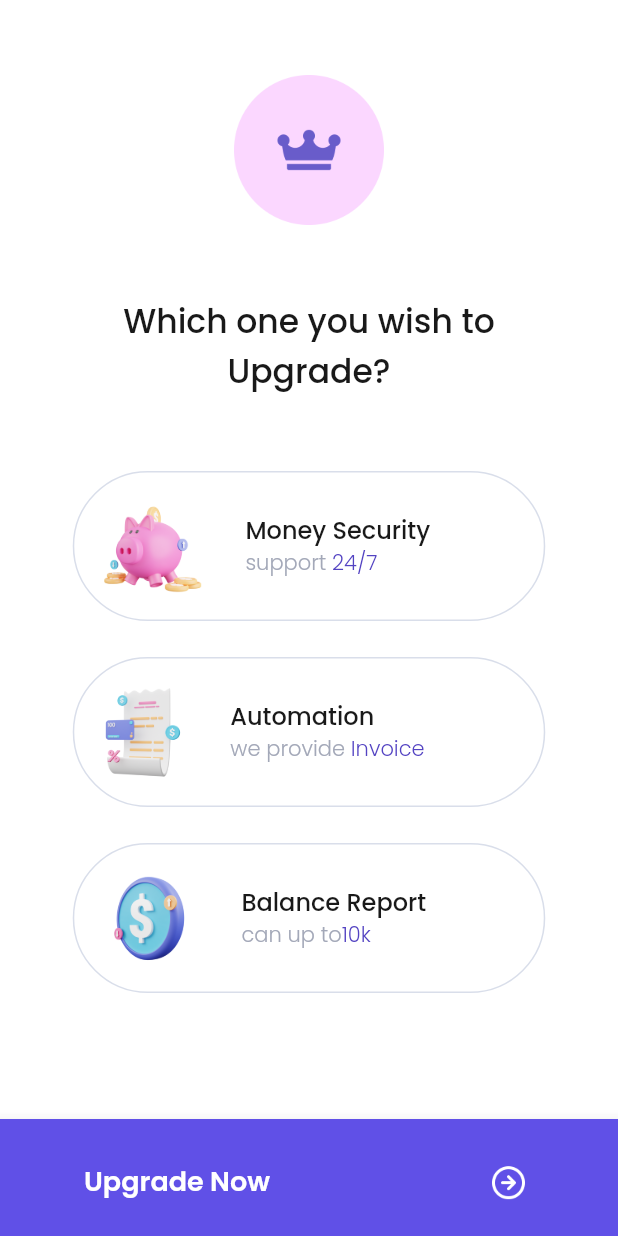
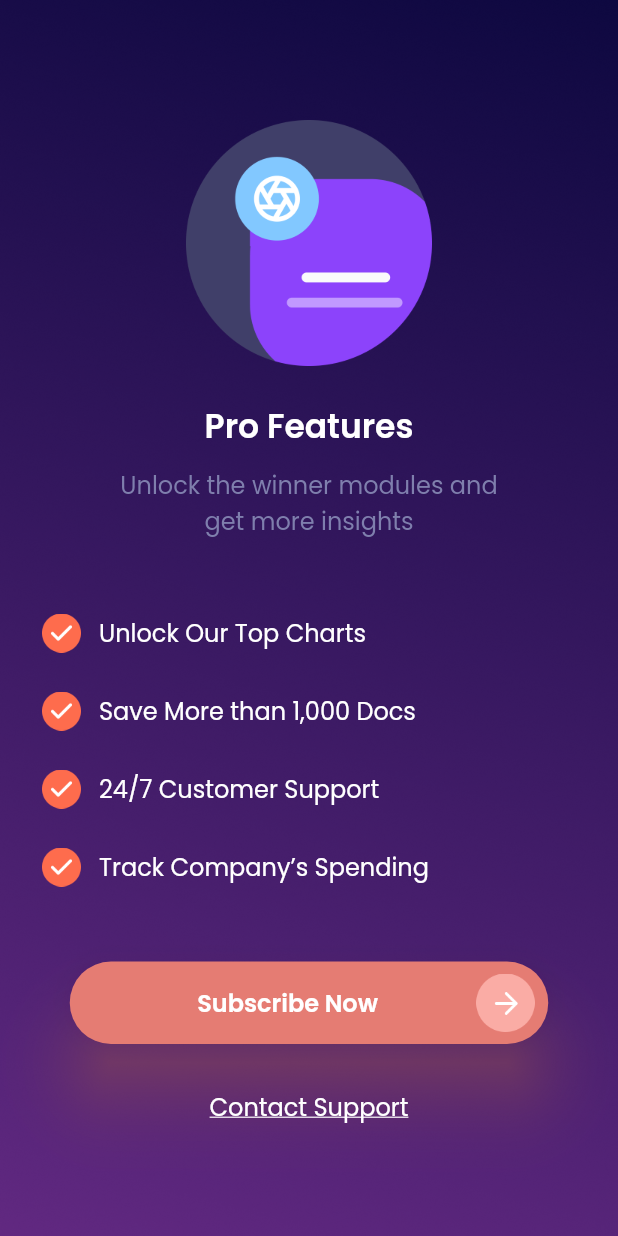
Before and after one commit to RaveNewt/first-flutter-app, a Flutter app: the screen it shows after launch, on a phone screen of 412 x 824 dp. Run offline on Flutter 3.47's test engine with Material 2 defaults, Android fonts, the phone set to English and light mode, and no system bars; our stand-ins replace google_fonts.

Commit message:
add pricing page 2 style

```diff
--- a/lib/main.dart
+++ b/lib/main.dart
@@ -4,6 +4,7 @@ import 'package:travel_app/pages/empty_v2.dart';
 import 'package:travel_app/pages/first_signin.dart';
 import 'package:travel_app/pages/first_started.dart';
 import 'package:travel_app/pages/pricing_1.dart';
+import 'package:travel_app/pages/pricing_2.dart';
 import 'package:travel_app/pages/rating2.dart';
 import 'package:travel_app/pages/rating_1.dart';
 import 'package:travel_app/pages/second_signin.dart';
@@ -18,7 +19,7 @@ class TravelApp extends StatelessWidget {
   Widget build(BuildContext context) {
     return MaterialApp(
       debugShowCheckedModeBanner: false,
-      home: PricingV1(),
+      home: PricingV2(),
     );
   }
 }
--- /dev/null
+++ b/lib/pages/pricing_2.dart
@@ -0,0 +1,161 @@
+import 'package:flutter/cupertino.dart';
+import 'package:flutter/material.dart';
+import 'package:google_fonts/google_fonts.dart';
+
+class PricingV2 extends StatelessWidget {
+
+  @override
+  Widget build(BuildContext context) {
+    return Scaffold(
+      body: Stack(
+        children: [
+          Container(
+            decoration: BoxDecoration(
+              image: DecorationImage(
+                image: AssetImage('assets/background_linear.png'),
+                fit: BoxFit.cover,
+              ),
+            ),
+          ),
+          Padding(
+            padding: const EdgeInsets.only(top:80.0, left: 28, right:28),
+            child: Column(
+              children: [
+                Center(
+                  child: Image.asset('assets/pro.png', width: 164,)
+                ),
+                SizedBox(height: 24,),
+                Text(
+                  'Pro Features',
+                  style: GoogleFonts.poppins(
+                    color: Color(0xffFFFFFF),
+                    fontWeight: FontWeight.w600,
+                    fontSize: 22,
+                  ),
+                ),
+                SizedBox(height: 10,),
+                Padding(
+                  padding: const EdgeInsets.only(left:40.0, right: 40),
+                  child: Text(
+                    'Unlock the winner modules and get more insights',
+                    style: GoogleFonts.poppins(
+                      color: Color(0xff7F7FAD),
+                      fontSize: 16,
+                    ),
+                    textAlign: TextAlign.center,
+                  ),
+                ),
+                Padding(
+                  padding: const EdgeInsets.only(top:50.0),
+                  child: Column(
+                    children: [
+                      Row(
+                        children: [
+                          Image.asset('assets/orange_check.png', width: 26,),
+                          SizedBox(width: 12,),
+                          Text(
+                            'Unlock Our Top Charts',
+                            style: GoogleFonts.poppins(
+                              color: Color.fromARGB(255, 255, 255, 255),
+                              fontSize: 16,
+                            ),
+                          ),
+                        ],
+                      ),
+                      SizedBox(height: 26,),
+                      Row(
+                        children: [
+                          Image.asset('assets/orange_check.png', width: 26,),
+                          SizedBox(width: 12,),
+                          Text(
+                            'Save More than 1,000 Docs',
+                            style: GoogleFonts.poppins(
+                              color: Color.fromARGB(255, 255, 255, 255),
+                              fontSize: 16,
+                            ),
+                          ),
+                        ],
+                      ),
+                      SizedBox(height: 26,),
+                      Row(
+                        children: [
+                          Image.asset('assets/orange_check.png', width: 26,),
+                          SizedBox(width: 12,),
+                          Text(
+                            '24/7 Customer Support',
+                            style: GoogleFonts.poppins(
+                              color: Color.fromARGB(255, 255, 255, 255),
+                              fontSize: 16,
+                            ),
+                          ),
+                        ],
+                      ),
+                      SizedBox(height: 26,),
+                      Row(
+                        children: [
+                          Image.asset('assets/orange_check.png', width: 26,),
+                          SizedBox(width: 12,),
+                          Text(
+                            'Track Company’s Spending',
+                            style: GoogleFonts.poppins(
+                              color: Color.fromARGB(255, 255, 255, 255),
+                              fontSize: 16,
+                            ),
+                          ),
+                        ],
+                      ),
+                    ],
+                  ),
+
+                ),
+                SizedBox(height: 50,),
+                Container(
+                  width: 319,
+                  height: 55,
+                  child: TextButton(
+                    style: TextButton.styleFrom(
+                      backgroundColor: Color(0xffE57C73),
+                      shadowColor: Color(0xffE57C73),
+                      elevation: 20,
+                      shape: RoundedRectangleBorder(
+                        borderRadius: BorderRadius.circular(30),
+                      )
+                    ),
+                    onPressed: () {},
+                    child: Padding(
+                      padding: const EdgeInsets.only(left:77),
+                      child: Row(
+                        mainAxisAlignment: MainAxisAlignment.spaceBetween,
+                        children: [
+                          Text(
+                            'Subscribe Now',
+                            style: GoogleFonts.poppins(
+                              color: Color(0xffFFFFFF),
+                              fontSize: 16,
+                              fontWeight: FontWeight.w600,
+                            ),
+                          ),
+                          SizedBox(width: 29,),
+                          Image.asset('assets/right_arrow_orange.png', width: 41,),
+                        ],
+                      ),
+                    ),
+                  ),
+                ),
+                SizedBox(height: 30,),
+                Text(
+                  'Contact Support',
+                  style: GoogleFonts.poppins(
+                    color: Color.fromARGB(255, 255, 255, 255),
+                    fontSize: 16,
+                    decoration: TextDecoration.underline
+                  ),
+                )
+              ],
+            ),
+          ),
+        ],
+      ),
+    );
+  }
+}
--- a/lib/pages/rating_1.dart
+++ b/lib/pages/rating_1.dart
@@ -79,7 +79,7 @@ class Rating1 extends StatelessWidget {
                   style: TextButton.styleFrom(
                     backgroundColor: Color(0xff34D186),
                     shape: RoundedRectangleBorder(
-                      borderRadius: BorderRadius.circular(60)
+                      borderRadius: BorderRadius.circular(60),
                     )
                   ),
                   onPressed:  (){},
```
Also changed, not shown: assets/background_linear.png (added), assets/right_arrow_orange.png (added).
